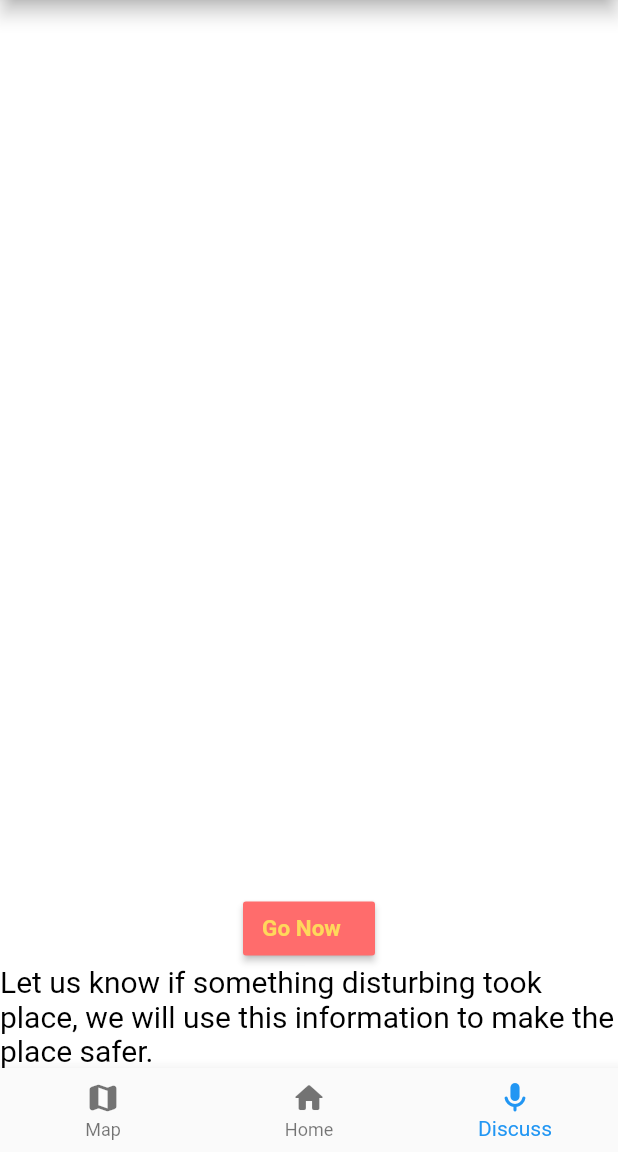
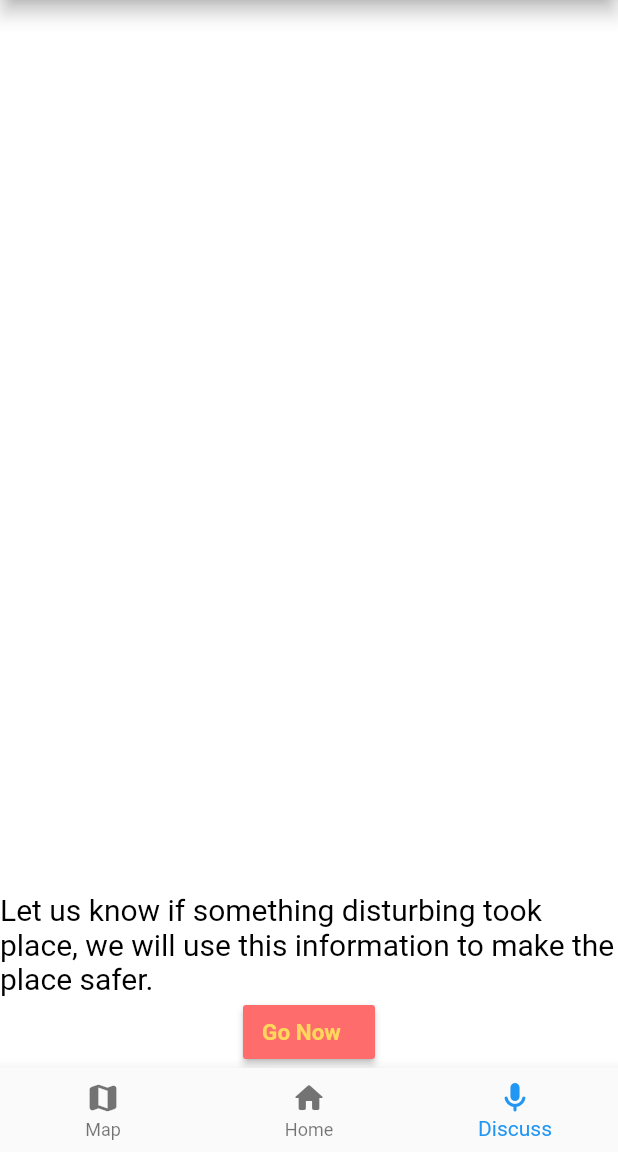
Before and after one commit to psk907/hacktable, a Flutter app: the screen it shows after launch, item 3 of the bottom bar chosen, on a phone screen of 412 x 824 dp, the part 84-1236 px from its top. Run offline on Flutter 3.47's test engine with Material 2 defaults, Android fonts, the phone set to English and light mode, and no system bars; our stand-ins replace circular_countdown_timer, dio, flutter_svg, get_it, google_fonts, google_maps_flutter and 4 more; missing offline and left inert: sms_maintained; Roboto replaces fonts that are missing (Mukta).

Commit message:
discussion aligned

```diff
--- a/lib/pages/discussions/discussions_landing.dart
+++ b/lib/pages/discussions/discussions_landing.dart
@@ -28,6 +28,12 @@ class _DiscussionsLandingState extends State<DiscussionsLanding> {
             // add Column
            mainAxisAlignment: MainAxisAlignment.end,
             children: <Widget>[
+              Text(
+                  'Let us know if something disturbing took place, we will use this information to make the place safer.',
+                  style: TextStyle(
+                    // your text
+                      fontSize: 20.0,
+                      color: Colors.black)),
 
               RaisedButton(
                 onPressed: ()=> {},
@@ -42,12 +48,7 @@ class _DiscussionsLandingState extends State<DiscussionsLanding> {
                   ), //TextStyle
                 ), //Text
               ),
-              Text(
-                  'Let us know if something disturbing took place, we will use this information to make the place safer.',
-                  style: TextStyle(
-                      // your text
-                      fontSize: 20.0,
-                      color: Colors.black)),
+
  //FlatButton
             ],
           ),
```
